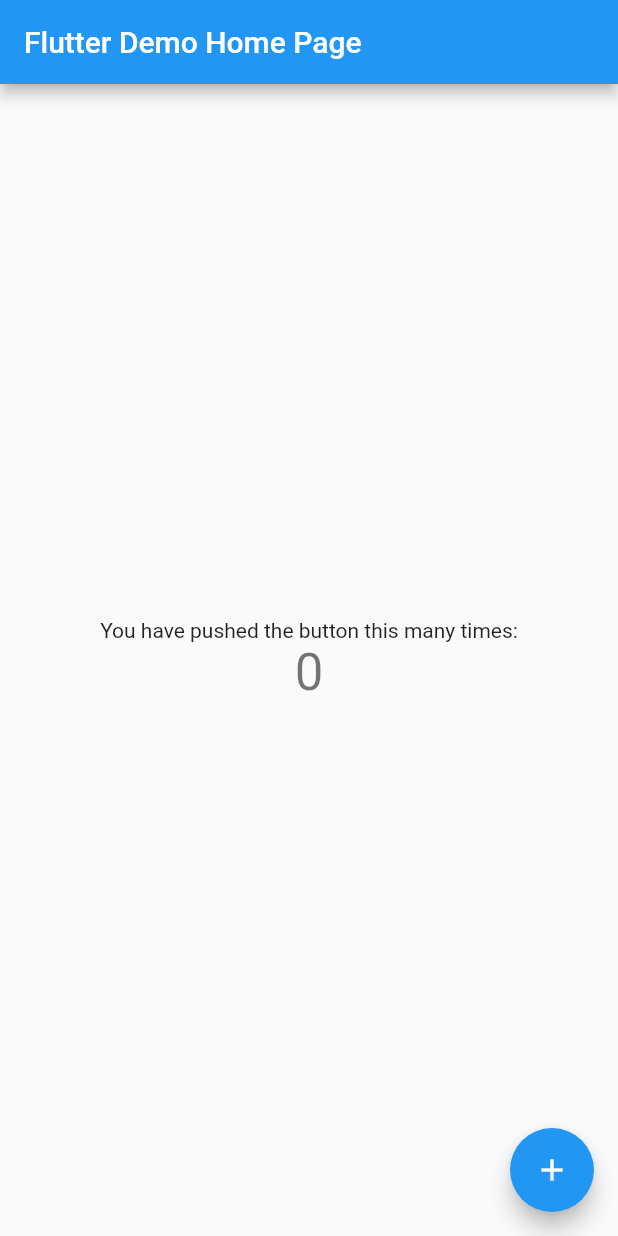
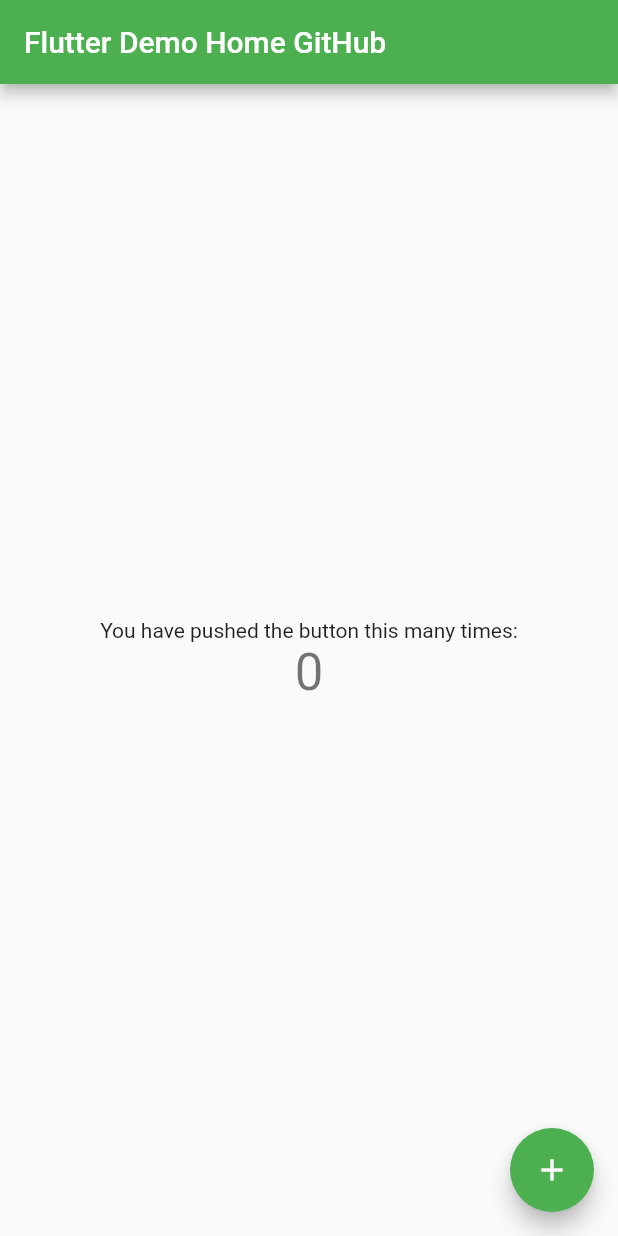
Before and after one commit to MonicaNhim1/flutter_sqlite, a Flutter app: the screen it shows after launch, on a phone screen of 412 x 824 dp. Run offline on Flutter 3.47's test engine with Material 2 defaults, Android fonts, the phone set to English and light mode, and no system bars.

Commit message:
change title

```diff
--- a/lib/main.dart
+++ b/lib/main.dart
@@ -6,41 +6,20 @@ void main() {
 
 class MyApp extends StatelessWidget {
   const MyApp({Key? key}) : super(key: key);
-
-  // This widget is the root of your application.
   @override
   Widget build(BuildContext context) {
     return MaterialApp(
       title: 'Flutter Demo',
       theme: ThemeData(
-        // This is the theme of your application.
-        //
-        // Try running your application with "flutter run". You'll see the
-        // application has a blue toolbar. Then, without quitting the app, try
-        // changing the primarySwatch below to Colors.green and then invoke
-        // "hot reload" (press "r" in the console where you ran "flutter run",
-        // or simply save your changes to "hot reload" in a Flutter IDE).
-        // Notice that the counter didn't reset back to zero; the application
-        // is not restarted.
-        primarySwatch: Colors.blue,
+        primarySwatch: Colors.green,
       ),
-      home: const MyHomePage(title: 'Flutter Demo Home Page'),
+      home: const MyHomePage(title: 'Flutter Demo Home GitHub'),
     );
   }
 }
 
 class MyHomePage extends StatefulWidget {
   const MyHomePage({Key? key, required this.title}) : super(key: key);
-
-  // This widget is the home page of your application. It is stateful, meaning
-  // that it has a State object (defined below) that contains fields that affect
-  // how it looks.
-
-  // This class is the configuration for the state. It holds the values (in this
-  // case the title) provided by the parent (in this case the App widget) and
-  // used by the build method of the State. Fields in a Widget subclass are
-  // always marked "final".
-
   final String title;
 
   @override
@@ -52,47 +31,18 @@ class _MyHomePageState extends State<MyHomePage> {
 
   void _incrementCounter() {
     setState(() {
-      // This call to setState tells the Flutter framework that something has
-      // changed in this State, which causes it to rerun the build method below
-      // so that the display can reflect the updated values. If we changed
-      // _counter without calling setState(), then the build method would not be
-      // called again, and so nothing would appear to happen.
       _counter++;
     });
   }
 
   @override
   Widget build(BuildContext context) {
-    // This method is rerun every time setState is called, for instance as done
-    // by the _incrementCounter method above.
-    //
-    // The Flutter framework has been optimized to make rerunning build methods
-    // fast, so that you can just rebuild anything that needs updating rather
-    // than having to individually change instances of widgets.
     return Scaffold(
       appBar: AppBar(
-        // Here we take the value from the MyHomePage object that was created by
-        // the App.build method, and use it to set our appbar title.
         title: Text(widget.title),
       ),
       body: Center(
-        // Center is a layout widget. It takes a single child and positions it
-        // in the middle of the parent.
         child: Column(
-          // Column is also a layout widget. It takes a list of children and
-          // arranges them vertically. By default, it sizes itself to fit its
-          // children horizontally, and tries to be as tall as its parent.
-          //
-          // Invoke "debug painting" (press "p" in the console, choose the
-          // "Toggle Debug Paint" action from the Flutter Inspector in Android
-          // Studio, or the "Toggle Debug Paint" command in Visual Studio Code)
-          // to see the wireframe for each widget.
-          //
-          // Column has various properties to control how it sizes itself and
-          // how it positions its children. Here we use mainAxisAlignment to
-          // center the children vertically; the main axis here is the vertical
-          // axis because Columns are vertical (the cross axis would be
-          // horizontal).
           mainAxisAlignment: MainAxisAlignment.center,
           children: <Widget>[
             const Text(
@@ -109,7 +59,7 @@ class _MyHomePageState extends State<MyHomePage> {
         onPressed: _incrementCounter,
         tooltip: 'Increment',
         child: const Icon(Icons.add),
-      ), // This trailing comma makes auto-formatting nicer for build methods.
+      ),
     );
   }
 }
```
